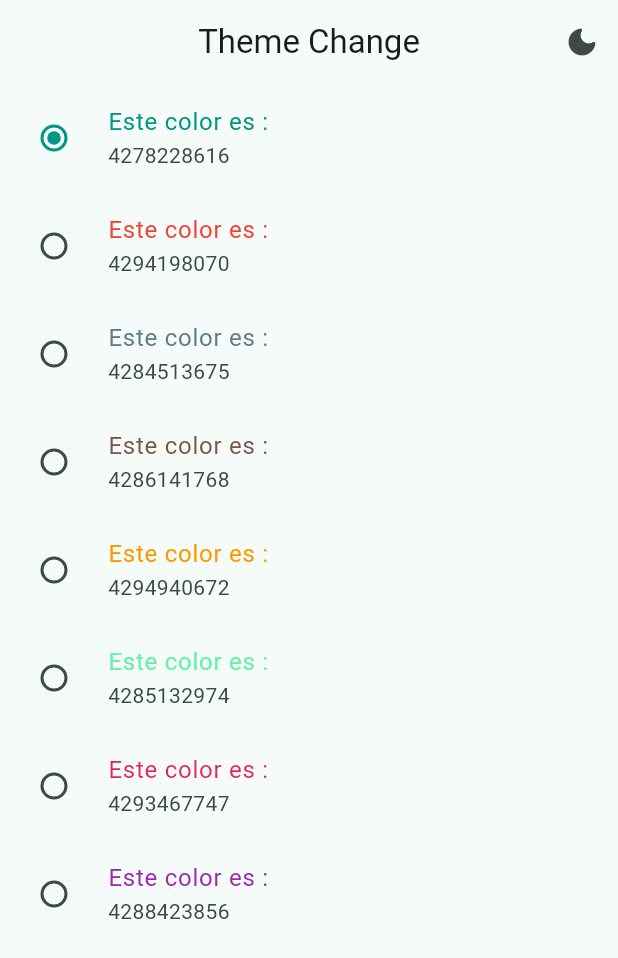
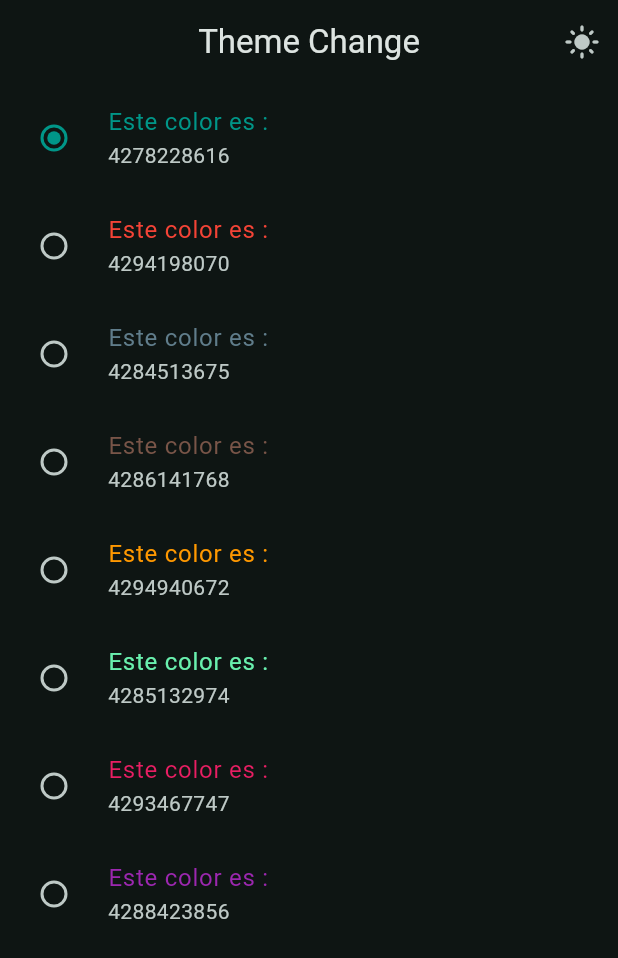
Before and after one commit to SebastianCaracuel/Flutter-Mobile-Beginner-to-Expert, a Flutter app: the ThemeChangeScreen screen opened by its route, after a tap on the "dark mode" icon, on a phone screen of 412 x 824 dp. Shown: the top 958 px of the screen. Run offline on Flutter 3.47's test engine with Material 3 defaults, Android fonts, the phone set to English and light mode, and no system bars; our stand-ins replace animate_do, dio, flutter_riverpod, go_router, video_player.

Commit message:
Implement Dark mode and Light mode
Implementamos el Light mode y Dark mode en nuestra aplicación.

```diff
--- a/06_Widgets_app/w_app/lib/config/theme/app_theme.dart
+++ b/06_Widgets_app/w_app/lib/config/theme/app_theme.dart
@@ -18,9 +18,10 @@ const colorList = <Color>[
 class AppTheme {
   //Propiedades
   final int selectedColor;
+  final bool isDarkMode;
 
   //Constructor con parametros
-  AppTheme({this.selectedColor = 0})
+  AppTheme({this.isDarkMode = false, this.selectedColor = 0})
       //Nos preocupamos que ningún otro programador vaya a asignar un color que este fuera de mi arreglo
       : assert(selectedColor >= 0, 'Selected color must be Greater then 0'),
         //Ahora nos preocupamos que se asigne el color dentro del tamaño de nuestra lista
@@ -31,6 +32,8 @@ class AppTheme {
   ThemeData getTheme() => ThemeData(
       //Llamamos al material 3
       useMaterial3: true,
+      //Modo oscuro - implementación del Provider Riverpod
+      brightness: isDarkMode ? Brightness.dark : Brightness.light,
       //Colores
       colorSchemeSeed: colorList[selectedColor],
       //Colocamos un estilo o formato a nuestro menu o appbar
--- a/06_Widgets_app/w_app/lib/main.dart
+++ b/06_Widgets_app/w_app/lib/main.dart
@@ -2,6 +2,7 @@ import 'package:flutter/material.dart';
 import 'package:flutter_riverpod/flutter_riverpod.dart';
 import 'package:w_app/config/router/app_router.dart';
 import 'package:w_app/config/theme/app_theme.dart';
+import 'package:w_app/presentation/providers/theme_provider.dart';
 
 void main() {
   runApp(
@@ -9,16 +10,25 @@ void main() {
       const ProviderScope(child: MainApp()));
 }
 
-class MainApp extends StatelessWidget {
+class MainApp extends ConsumerWidget {
+  //Propiedades
+
+  //Constructor
   const MainApp({super.key});
 
+//Objeto
   @override
-  Widget build(BuildContext context) {
+  Widget build(BuildContext context, ref) {
+    //Propiedades del objeto
+    final isDarkMode = ref.watch(isDarkModeProvider);
+    final selectedColor = ref.watch(selectedColorProvider);
+
     return MaterialApp.router(
       //Router - config
       routerConfig: appRouter,
       //Colocamos nuestro tema o estilo
-      theme: AppTheme(selectedColor: 0).getTheme(),
+      theme: AppTheme(selectedColor: selectedColor, isDarkMode: isDarkMode)
+          .getTheme(),
     );
   }
 }
--- a/06_Widgets_app/w_app/lib/presentation/providers/theme_provider.dart
+++ b/06_Widgets_app/w_app/lib/presentation/providers/theme_provider.dart
@@ -7,4 +7,7 @@ final isDarkModeProvider =
 
 //?Creamos un estado para manejar nuestra lista de colores(ColorList)
 final colorListProvider = Provider((ref) =>
-    colorList);//Esta referencia es (Inmutable) que yo no lo puedo cambiar.
+    colorList); //Esta referencia es (Inmutable) que yo no lo puedo cambiar.
+
+//?Cremaos un estado para manejar un entero
+final selectedColorProvider = StateProvider((ref) => 0);//
--- a/06_Widgets_app/w_app/lib/presentation/screens/theme_changer/theme_changer_screen.dart
+++ b/06_Widgets_app/w_app/lib/presentation/screens/theme_changer/theme_changer_screen.dart
@@ -30,7 +30,11 @@ class ThemeChangeScreen extends ConsumerWidget {
                 : Icons.dark_mode_rounded),
 
             //Función
-            onPressed: () {},
+            onPressed: () {
+              ref
+                  .read(isDarkModeProvider.notifier)
+                  .update((isDarkMode) => !isDarkMode);
+            },
           ),
         ],
       ),
@@ -53,6 +57,8 @@ class _ThemeChangerView extends ConsumerWidget {
   Widget build(BuildContext context, ref) {
     //Propiedades del Objeto
     final List<Color> colors = ref.watch(colorListProvider);
+    final int isSelectedColor = ref.watch(selectedColorProvider);
+    final bool isDarkMode = ref.watch(isDarkModeProvider);
 
     return ListView.builder(
       //Listado de colores con el lenght
@@ -73,10 +79,14 @@ class _ThemeChangerView extends ConsumerWidget {
           value: index,
           //Grupo del valor
           groupValue:
-              0, //Este es el valor seleccionado (flutter sabe cual es el valor que tenemos mediante este groupvalue)
+              isSelectedColor, //Este es el valor seleccionado (flutter sabe cual es el valor que tenemos mediante este groupvalue)
           //Cuando cambia
           onChanged: (value) {
             //todo: Notificar el cambio
+
+            //Llamamos a nuestra referencia, lo leímos y lo notificamos porque queremos que se actualice.
+            //Llamamos al state y le mandamos el Index para saber donde estamos parados
+            ref.read(selectedColorProvider.notifier).state = index;
           },
         );
       },
```
